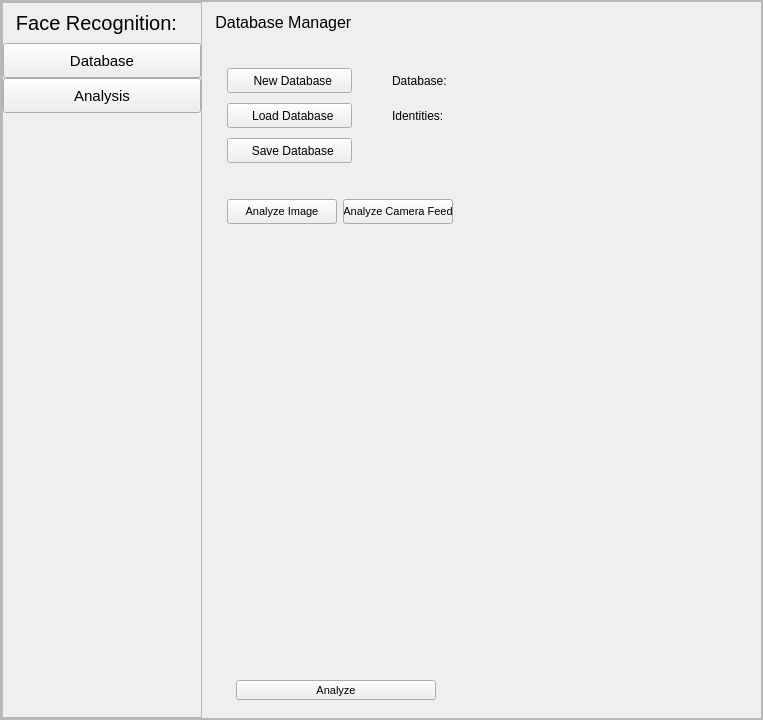
Above: gui/ui.ui from Jakub-Svoboda/DP before the change. Below: the same form after it.
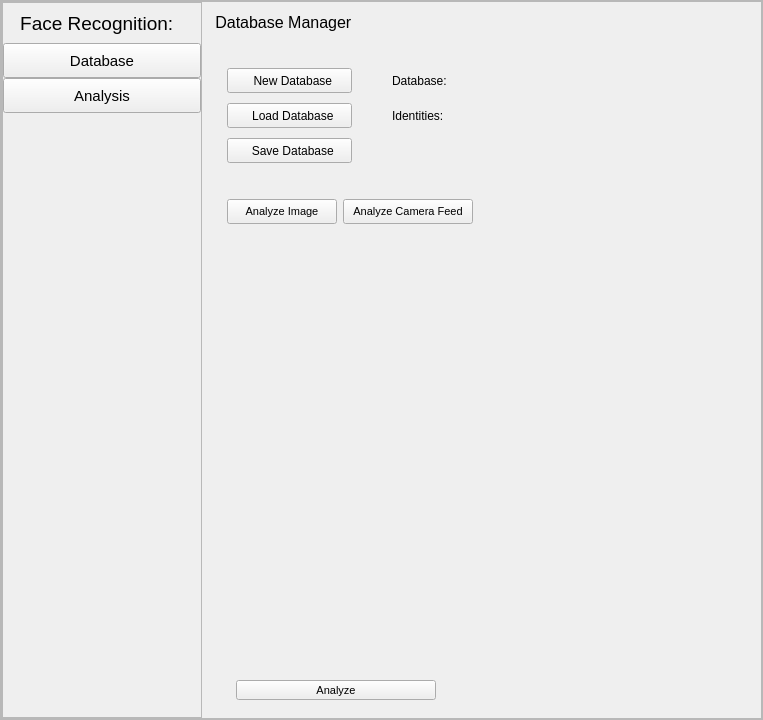
That is the form after the change. The open tabs and pages were chosen to show the change. Icons and pictures are not drawn.

Diff of the .ui file:
```diff
--- a/gui/ui.ui
+++ b/gui/ui.ui
@@ -176,7 +176,7 @@
                 </property>
                 <property name="font">
                  <font>
-                  <pointsize>15</pointsize>
+                  <pointsize>14</pointsize>
                  </font>
                 </property>
                 <property name="text">
@@ -712,7 +712,7 @@
                           </property>
                           <property name="minimumSize">
                            <size>
-                            <width>110</width>
+                            <width>130</width>
                             <height>25</height>
                            </size>
                           </property>
```
